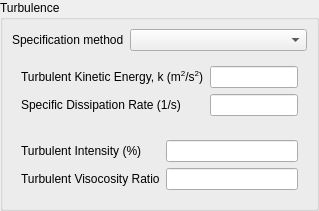
Qt form view/setup/boundary_conditions/turbulence_k_omega_widget.ui (nextfoam/baram) before a commit.
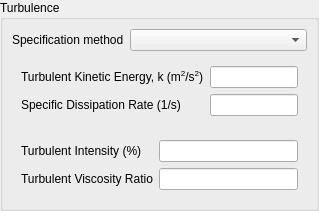
The same form after that commit.

Patch:
```diff
--- a/view/setup/boundary_conditions/turbulence_k_omega_widget.ui
+++ b/view/setup/boundary_conditions/turbulence_k_omega_widget.ui
@@ -114,7 +114,7 @@
          <item row="1" column="0">
           <widget class="QLabel" name="label_5">
            <property name="text">
-            <string>Turbulent Visocosity Ratio</string>
+            <string>Turbulent Viscosity Ratio</string>
            </property>
           </widget>
          </item>
```
